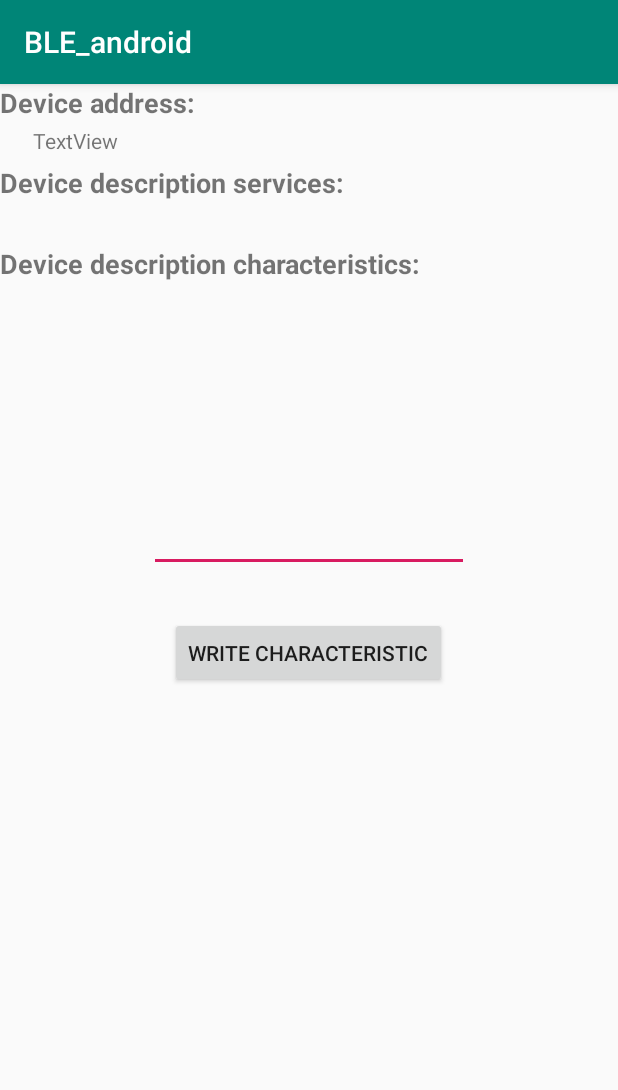
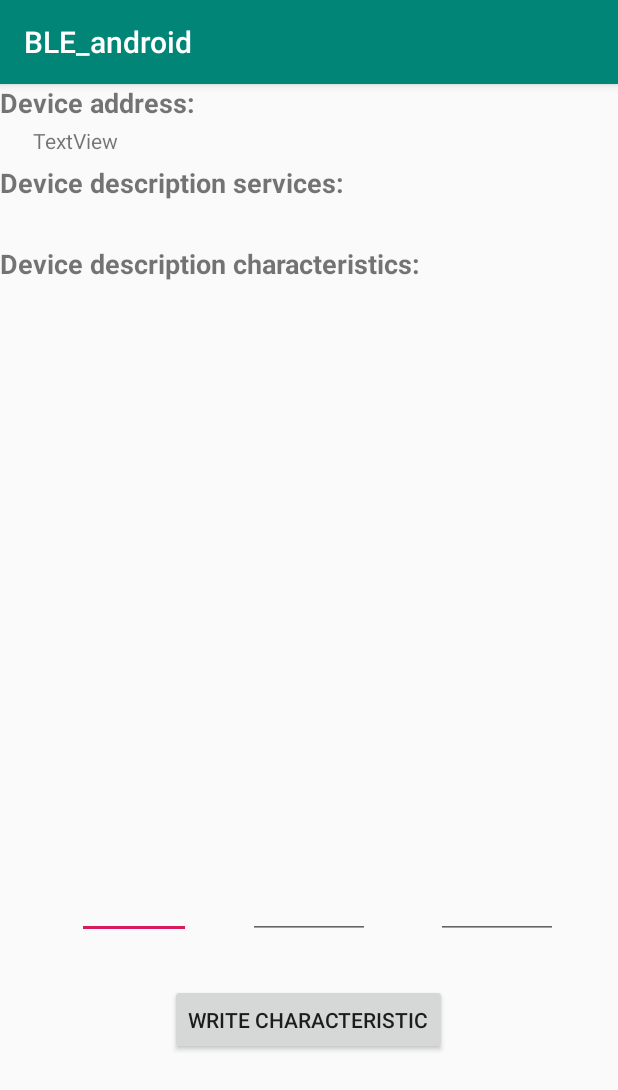
Before and after one commit to AleksiMoilanen/AndroidCourse, an Android app: the DeviceDescriptionActivity screen opened directly, with no data from a screen before it, on a phone screen of 412 x 824 dp. Shown: the top 1090 px of the screen. Run offline under Robolectric (Android 15) with nearby library versions, the phone set to English and light mode, and no system bars; 3 statements that could not run were skipped.

Commit message:
Service UUID, Chara UUID and read

```diff
--- a/BLE/BLE_android/app/src/main/res/layout/activity_device_description.xml
+++ b/BLE/BLE_android/app/src/main/res/layout/activity_device_description.xml
@@ -94,14 +94,44 @@
 
     <EditText
         android:id="@+id/editText"
-        android:layout_width="wrap_content"
+        android:layout_width="76dp"
         android:layout_height="wrap_content"
-        android:layout_below="@+id/readCharacteristicsButton"
+        android:layout_alignParentStart="true"
+        android:layout_alignTop="@+id/editText2"
+        android:layout_marginStart="51dp"
+        android:ems="10"
+        android:gravity="center"
+        android:inputType="number"
+        android:singleLine="false"
+        android:textAlignment="center" />
+
+    <EditText
+        android:id="@+id/editText2"
+        android:layout_width="81dp"
+        android:layout_height="wrap_content"
+        android:layout_alignParentEnd="true"
+        android:layout_alignTop="@+id/editText3"
+        android:layout_marginEnd="40dp"
+        android:ems="10"
+        android:gravity="center"
+        android:inputType="text"
+        android:maxLength="4"
+        android:singleLine="false"
+        android:textAlignment="center" />
+
+    <EditText
+        android:id="@+id/editText3"
+        android:layout_width="81dp"
+        android:layout_height="wrap_content"
+        android:layout_alignParentBottom="true"
         android:layout_centerHorizontal="true"
-        android:layout_marginTop="42dp"
+        android:layout_marginBottom="198dp"
         android:ems="10"
-        android:inputType="number"
-        android:singleLine="false" />
+        android:gravity="center"
+        android:inputType="text"
+        android:maxLength="4"
+        android:singleLine="false"
+        android:textAlignment="center" />
 
 
 </RelativeLayout>
--- a/BLE/BLE_android/app/src/main/res/values/strings.xml
+++ b/BLE/BLE_android/app/src/main/res/values/strings.xml
@@ -8,4 +8,12 @@
     <string name="device_address">Device address: </string>
     <string name="device_description_services">Device description services: </string>
     <string name="device_description_characteristics">Device description characteristics: </string>
+
+    <string name="wrong_service">Service not found</string>
+    <string name="wrong_chara">Characteristics not found</string>
+    <string name="write_ok">Characteristics ok!</string>
+
+    <string name="invalid_serviceHex">Service value is invalid</string>
+    <string name="invalid_characteristicHex">Characteristic value is invalid</string>
+
 </resources>
```
Also changed, not shown: BLE/BLE_android/app/src/main/java/com/aleksimoilanen/ble_android/DeviceDescriptionActivity.java (+59 -8 lines), BLE/BLE_android/app/src/main/res/layout/activity_main.xml (+6 -6 lines), 1 other file.
